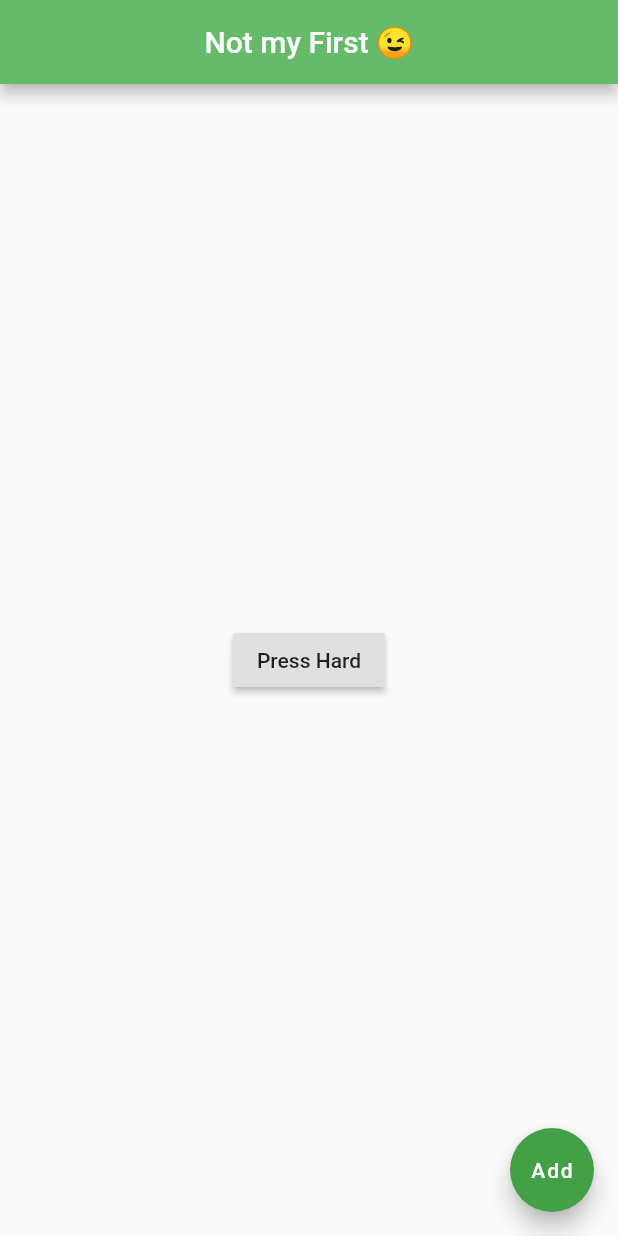
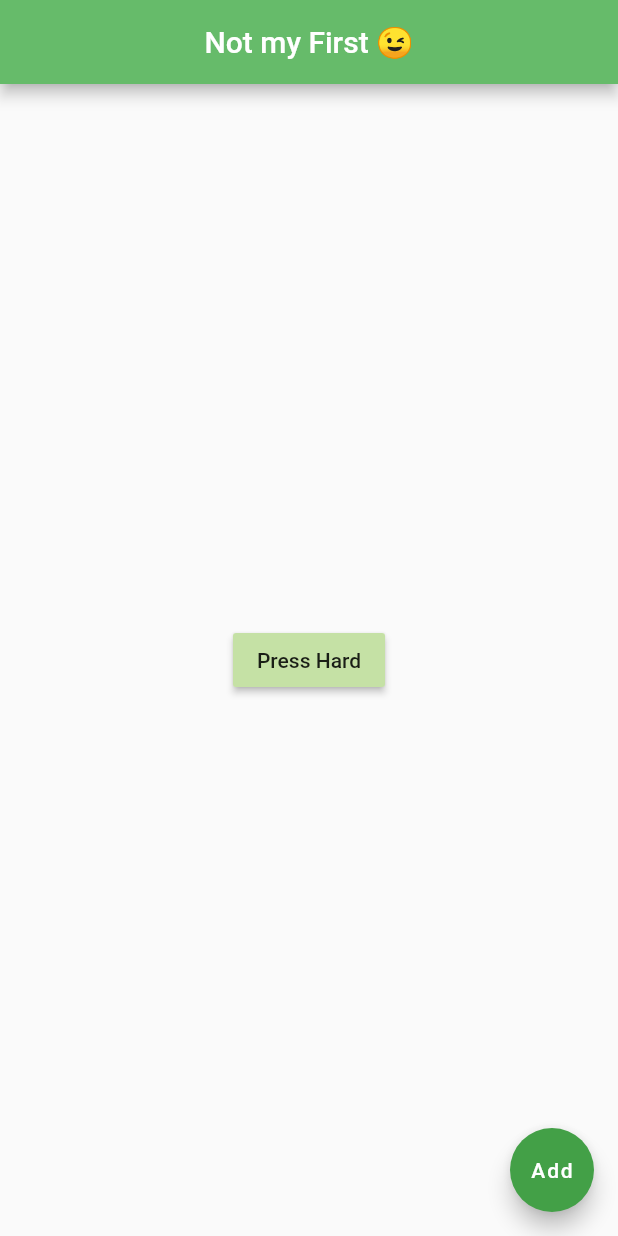
Before and after one commit to Adithya2018/Flutter-Tutorial-for-beginners, a Flutter app: the screen it shows after launch, on a phone screen of 412 x 824 dp. Run offline on Flutter 3.47's test engine with Material 2 defaults, Android fonts, the phone set to English and light mode, and no system bars.

Commit message:
Update main.dart

```diff
--- a/first_app/lib/main.dart
+++ b/first_app/lib/main.dart
@@ -23,6 +23,7 @@ class Home extends StatelessWidget {
         child: RaisedButton(
           onPressed: () {},
           child: Text('Press Hard'),
+          color: Colors.lightGreen[200],
         ),
       ),
       floatingActionButton: FloatingActionButton(
```
